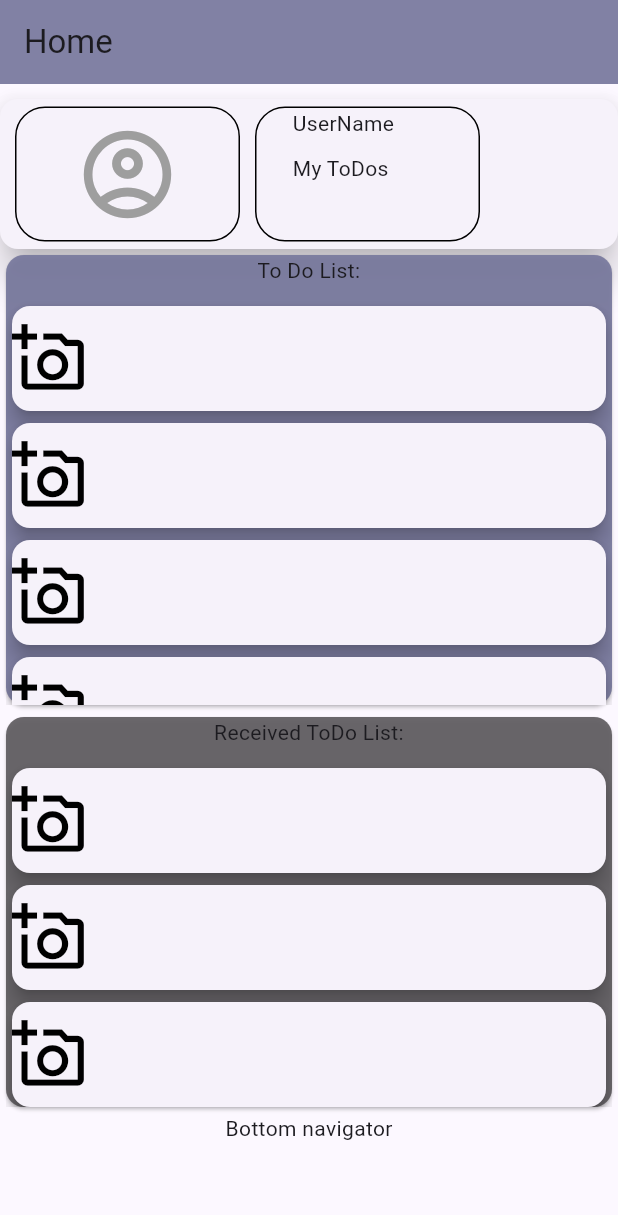
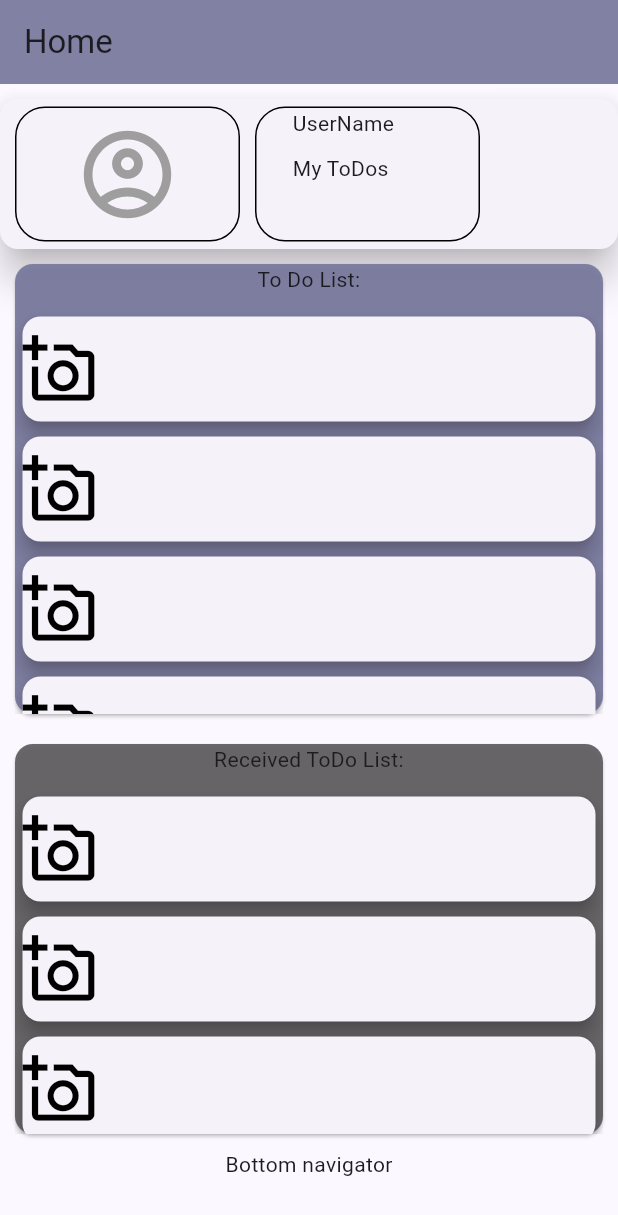
Before and after one commit to emilakerman/YouDoYou, a Flutter app: the screen it shows after launch, on a phone screen of 412 x 824 dp. Shown: the top 1215 px of the screen. Run offline on Flutter 3.47's test engine with Material 2 defaults, Android fonts, the phone set to English and light mode, and no system bars; our stand-ins replace firebase_core, flutter_riverpod, go_router; accounts and stored records are empty.

Commit message:
min changes

```diff
--- a/lib/home_screen/widgets/received_todo_list.dart
+++ b/lib/home_screen/widgets/received_todo_list.dart
@@ -8,6 +8,7 @@ class ReceivedToDoList extends StatelessWidget {
   Widget build(BuildContext context) {
     return Card(
       color: AppColors.extra,
+      margin: EdgeInsets.all(10),
       child: Column(
         children: [
           Container(
@@ -21,6 +22,7 @@ class ReceivedToDoList extends StatelessWidget {
               itemCount: 8,
               itemBuilder: (context, index) {
                 return Card(
+                  margin: EdgeInsets.all(5),
                   elevation: 5,
                   child: Row(
                     children: [
--- a/lib/home_screen/widgets/users_todo_list.dart
+++ b/lib/home_screen/widgets/users_todo_list.dart
@@ -8,6 +8,7 @@ class ToDoList extends StatelessWidget {
   Widget build(BuildContext context) {
     return Card(
       color: AppColors.complement,
+      margin: EdgeInsets.all(10),
       child: Column(
         children: [
           Container(
@@ -21,6 +22,7 @@ class ToDoList extends StatelessWidget {
               itemCount: 10,
               itemBuilder: (context, index) {
                 return Card(
+                  margin: EdgeInsets.all(5),
                   elevation: 5,
                   child: Row(
                     children: [
```
